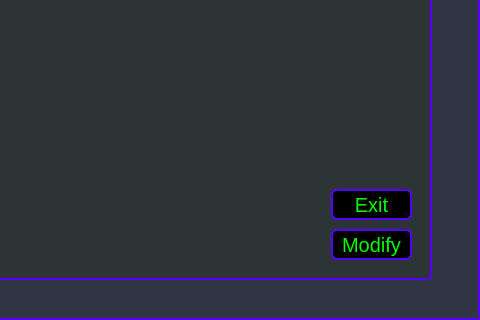
Qt form input.ui (dwvwdv/CodeToolbox) before a commit; both pictures show x 179 to 659 and y 151 to 471 of the 659 by 471 pixel window.
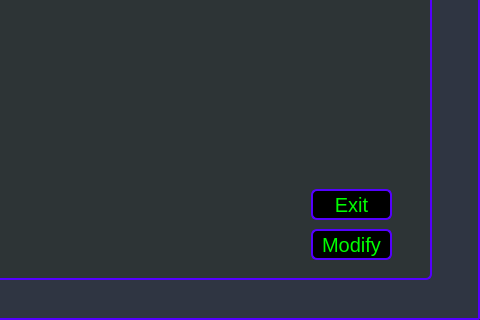
The same form after that commit.

```diff
--- a/input.ui
+++ b/input.ui
@@ -51,7 +51,7 @@
   <widget class="QPushButton" name="InputCode">
    <property name="geometry">
     <rect>
-     <x>510</x>
+     <x>490</x>
      <y>380</y>
      <width>81</width>
      <height>31</height>
@@ -72,7 +72,7 @@
   <widget class="QPushButton" name="ExitBtn">
    <property name="geometry">
     <rect>
-     <x>510</x>
+     <x>490</x>
      <y>340</y>
      <width>81</width>
      <height>31</height>
```
